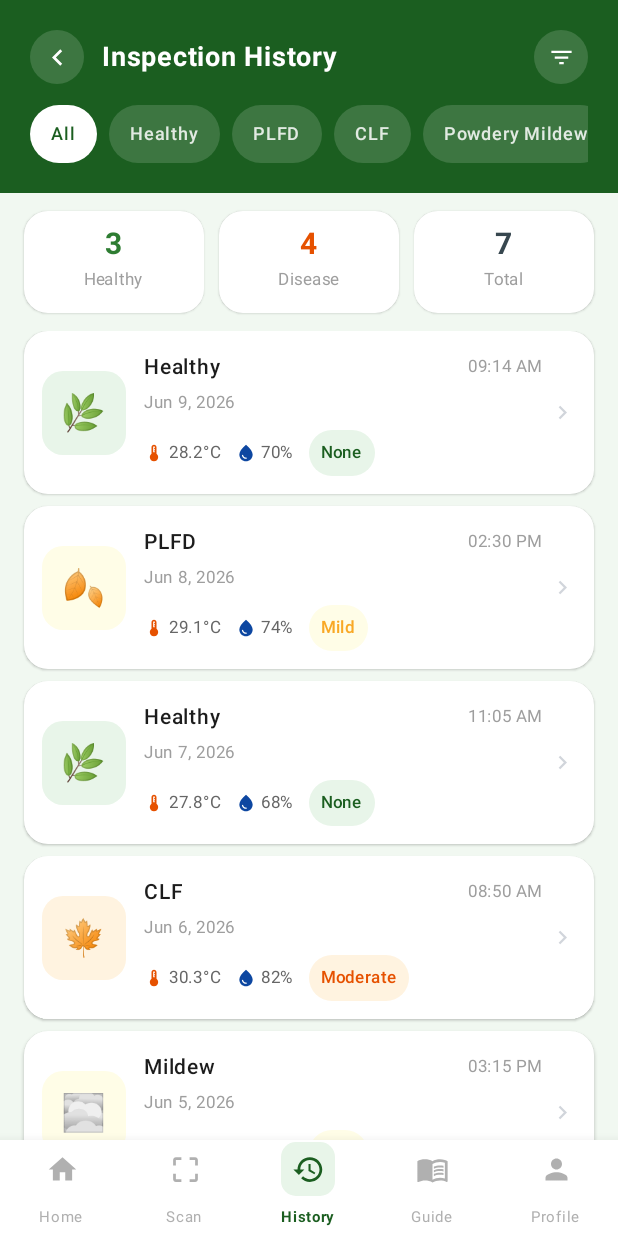
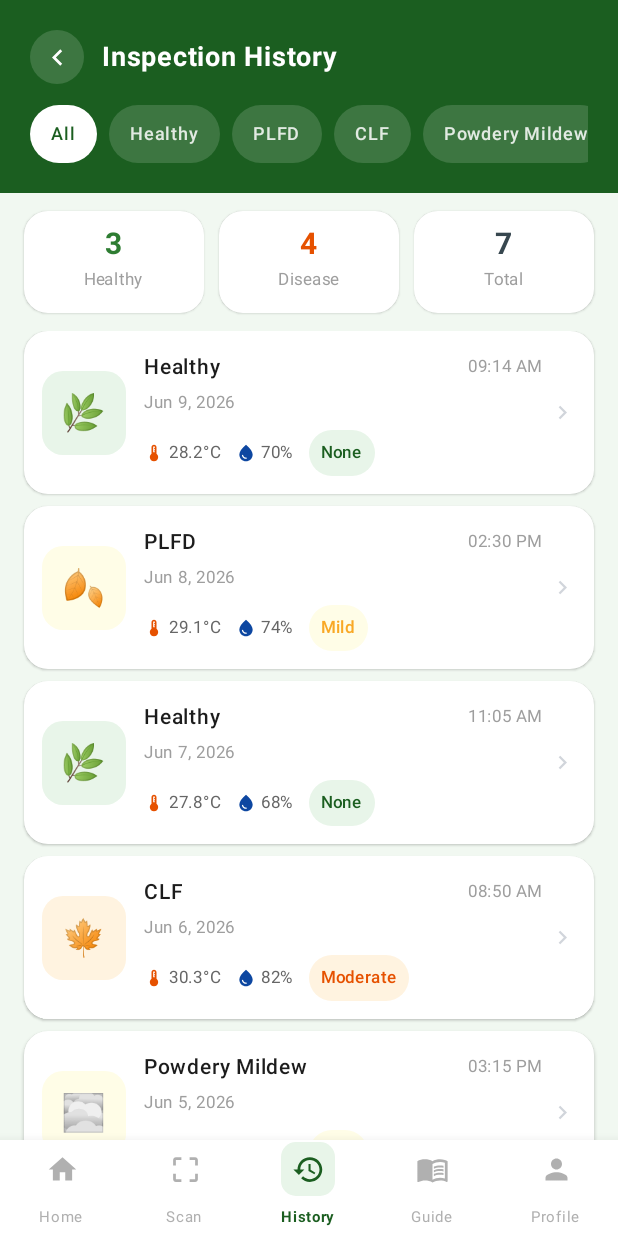
Before and after one commit to Queenie0926/RubberScan, an Android app built with Jetpack Compose: the HistoryScreen screen opened through its navigation route, on a phone screen of 412 x 824 dp. Run offline under Robolectric (Android 15) with nearby library versions, the light colour scheme and no system bars.

Commit message:
Updated ui

```diff
--- a/app/src/main/java/com/example/rubberscan/HistoryScreen.kt
+++ b/app/src/main/java/com/example/rubberscan/HistoryScreen.kt
@@ -47,7 +47,7 @@ private val sampleRecords = listOf(
     InspectionRecord(2, "Jun 8, 2026",  "02:30 PM", "PLFD",    "Mild",     "29.1°C", "74%", Color(0xFFF9A825), Color(0xFFFFFDE7), "🍂"),
     InspectionRecord(3, "Jun 7, 2026",  "11:05 AM", "Healthy", "None",     "27.8°C", "68%", Color(0xFF1B5E20), Color(0xFFE8F5E9), "🌿"),
     InspectionRecord(4, "Jun 6, 2026",  "08:50 AM", "CLF",     "Moderate", "30.3°C", "82%", Color(0xFFE65100), Color(0xFFFFF3E0), "🍁"),
-    InspectionRecord(5, "Jun 5, 2026",  "03:15 PM", "Mildew",  "Mild",     "28.7°C", "65%", Color(0xFFF9A825), Color(0xFFFFFDE7), "🌫️"),
+    InspectionRecord(5, "Jun 5, 2026",  "03:15 PM", "Powdery Mildew",  "Mild",     "28.7°C", "65%", Color(0xFFF9A825), Color(0xFFFFFDE7), "🌫️"),
     InspectionRecord(6, "Jun 4, 2026",  "10:30 AM", "Healthy", "None",     "26.9°C", "69%", Color(0xFF1B5E20), Color(0xFFE8F5E9), "🌿"),
     InspectionRecord(7, "Jun 3, 2026",  "09:00 AM", "PLFD",    "Severe",   "31.2°C", "88%", Color(0xFFC62828), Color(0xFFFFEBEE), "🍂")
 )
@@ -106,18 +106,6 @@ fun HistoryScreen(
                         color = Color.White,
                         fontSize = 18.sp,
                         fontWeight = FontWeight.Bold)
-                }
-                Box(
-                    modifier = Modifier
-                        .size(36.dp)
-                        .clip(RoundedCornerShape(50))
-                        .background(Color.White.copy(alpha = 0.15f)),
-                    contentAlignment = Alignment.Center
-                ) {
-                    Icon(Icons.Default.FilterList,
-                        contentDescription = "Filter",
-                        tint = Color.White,
-                        modifier = Modifier.size(18.dp))
                 }
             }
 
--- a/app/src/main/java/com/example/rubberscan/SettingsScreen.kt
+++ b/app/src/main/java/com/example/rubberscan/SettingsScreen.kt
@@ -49,7 +49,7 @@ fun SettingsScreen(
             modifier = Modifier
                 .fillMaxWidth()
                 .background(SettingsGreenDark)
-                .padding(start = 20.dp, end = 20.dp, top = 52.dp, bottom = 24.dp),
+                .padding(start = 20.dp, end = 20.dp, top = 20.dp, bottom = 20.dp),
             verticalAlignment = Alignment.CenterVertically
         ) {
             Box(
```
